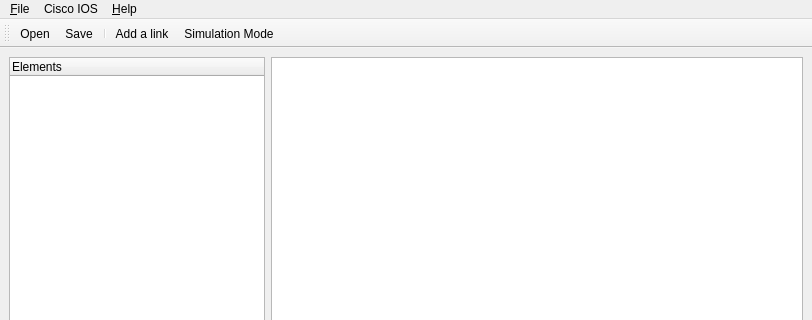
The window that forms/MainWindow.ui (GNS3/gns3-legacy) describes before a commit, drawn with Qt 5; both pictures show x 0 to 812 and y 0 to 320 of the 812 by 561 pixel window.
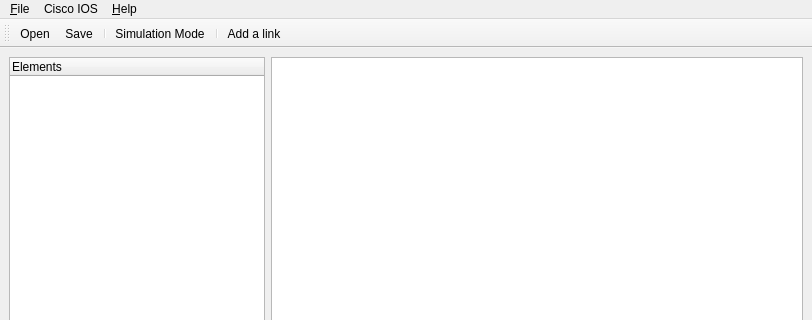
The same window after the commit. Icons and pictures are not drawn. Custom widgets are drawn as their Qt base class.

The edit to the form file:
```diff
--- a/forms/MainWindow.ui
+++ b/forms/MainWindow.ui
@@ -106,8 +106,9 @@
    <addaction name="action_Open" />
    <addaction name="action_Save" />
    <addaction name="separator" />
-   <addaction name="action_Add_link" />
    <addaction name="action_SwitchMode" />
+   <addaction name="separator" />
+   <addaction name="action_Add_link" />
   </widget>
   <action name="action_About" >
    <property name="text" >
```
Left out of the diff: 8 changed lines with no effect on the pictures.
